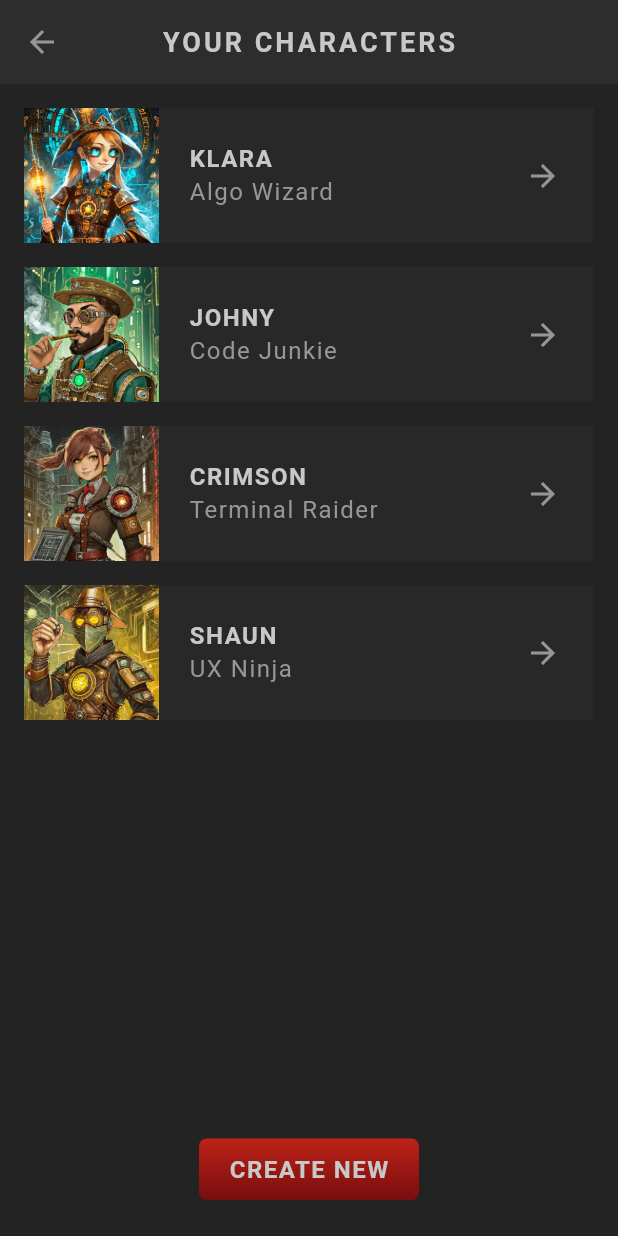
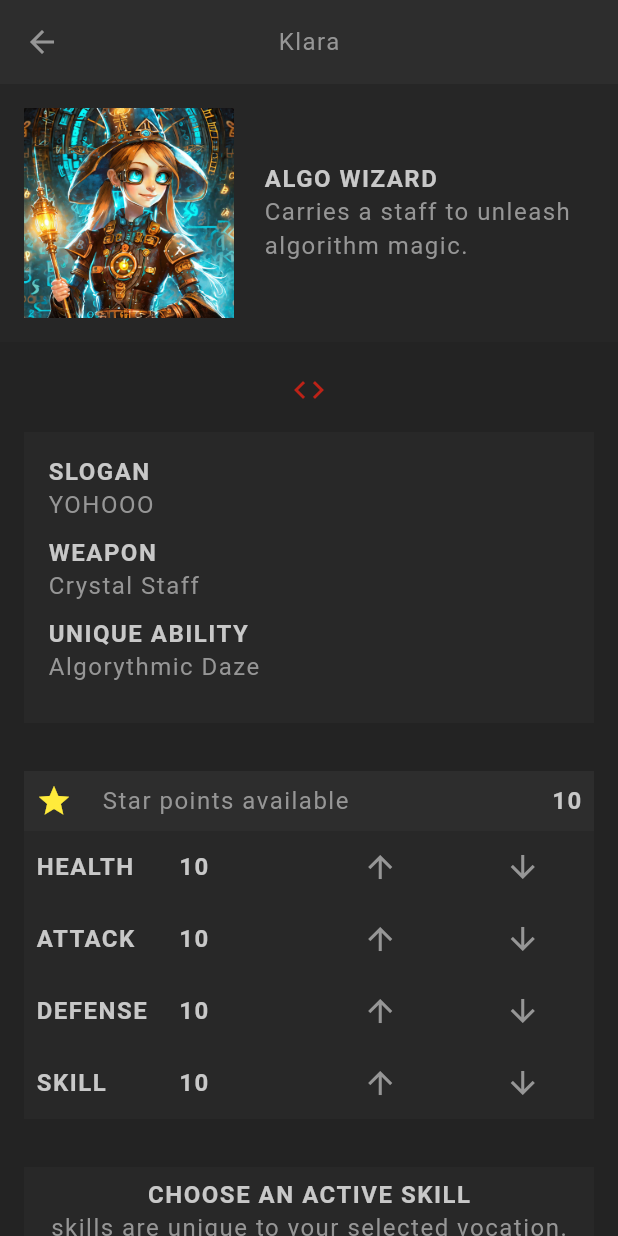
Before and after one commit to minimd/game_app, a Flutter app: the Home screen opened directly, after a tap on the "arrow forward" icon, on a phone screen of 412 x 824 dp. Run offline on Flutter 3.47's test engine with Material 3 defaults, Android fonts, the phone set to English and light mode, and no system bars; our stand-ins replace cloud_firestore, firebase_core, google_fonts; accounts and stored records are empty; Roboto replaces fonts that are missing (Kanit).

Commit message:
stable1.0

```diff
--- /dev/null
+++ b/lib/helpers/functions.dart
@@ -0,0 +1,17 @@
+import 'package:flutter/material.dart';
+import 'package:game_app/theme.dart';
+
+//damn.. i made this function to write go to instead of the whole navigator.push thing..
+void goTo(context, Widget page) {
+  Navigator.push(context, MaterialPageRoute(builder: (ctx) => page));
+}
+
+void snacky(context, Widget content) {
+  ScaffoldMessenger.of(context).showSnackBar(
+    SnackBar(
+      content: content,
+      showCloseIcon: true,
+      closeIconColor: AppColors.textColor,
+    ),
+  );
+}
--- a/lib/models/character.dart
+++ b/lib/models/character.dart
@@ -1,3 +1,4 @@
+import 'package:cloud_firestore/cloud_firestore.dart';
 import 'package:game_app/models/skill.dart';
 import 'package:game_app/models/stats.dart';
 import 'package:game_app/models/vocation.dart';
@@ -32,19 +33,42 @@ class Character with Stats {
     skills.clear();
     skills.add(skill);
   }
+
+  Map<String, dynamic> toFireStore() {
+    return {
+      'name': name,
+      'slogan': slogan,
+      'isFav': isFav,
+      'vocation': vocation.toString(),
+      'skills': skills.map((s) => s.id).toList(),
+      'stats': statsMap,
+      'points': points,
+    };
+  }
+
+  factory Character.fromFirestore(
+      DocumentSnapshot<Map<String, dynamic>> snapshot,
+      SnapshotOptions? options) {
+    //get the character
+    final data = snapshot.data()!;
+
+    //make the character
+    Character character = Character(
+        name: data['name'],
+        slogan: data['slogan'],
+        vocation:
+            Vocation.values.firstWhere((v) => v.toString() == data['vocation']),
+        id: snapshot.id);
+
+    //set skills
+    for (String id in data['skills']) {
+      Skill skill = allSkills.firstWhere((element) => element.id == id);
+      character.updateSkill(skill);
+    }
+    // setisFave
+    if (data['isFav'] == true) {
+      character.toggleIsFav();
+    }
+    return character;
+  }
 }
-
-//dummy data for characters
-
-List<Character> characters = [
-  Character(
-      name: 'Klara', slogan: 'YOHOOO', vocation: Vocation.wizard, id: '1'),
-  Character(name: 'johny', slogan: 'suiii', vocation: Vocation.junkie, id: '2'),
-  Character(
-      name: 'Crimson',
-      slogan: 'your small server',
-      vocation: Vocation.raider,
-      id: '3'),
-  Character(
-      name: 'shaun', slogan: 'lets go BB', vocation: Vocation.ninja, id: '4'),
-];
--- a/lib/models/stats.dart
+++ b/lib/models/stats.dart
@@ -42,15 +42,19 @@ mixin Stats {
   void increaseStat(String stat) {
     if (_points > 0) {
       if (stat == 'health') {
+        _points--;
         _health++;
       }
       if (stat == 'attack') {
         _attack++;
+        _points--;
       }
       if (stat == 'defense') {
+        _points--;
         _defense++;
       }
       if (stat == 'skill') {
+        _points--;
         _skill++;
       }
     }
--- a/lib/screens/home/character_card.dart
+++ b/lib/screens/home/character_card.dart
@@ -1,8 +1,11 @@
 import 'package:flutter/material.dart';
 import 'package:game_app/models/character.dart';
 import 'package:game_app/models/vocation.dart';
+import 'package:game_app/screens/profile/profile.dart';
 import 'package:game_app/shared/styled_text.dart';
 import 'package:game_app/theme.dart';
+import 'package:game_app/helpers/functions.dart';
+
 
 class CharacterCard extends StatelessWidget {
   const CharacterCard(this.character, {super.key});
@@ -33,7 +36,9 @@ class CharacterCard extends StatelessWidget {
               child: SizedBox(),
             ),
             IconButton(
-              onPressed: () {},
+              onPressed: () {
+                goTo(context, Profile(character: character,));
+              },
               icon: Icon(
                 Icons.arrow_forward,
                 color: AppColors.textColor,
@@ -44,4 +49,6 @@ class CharacterCard extends StatelessWidget {
       ),
     );
   }
+
+
 }
--- a/lib/screens/home/home.dart
+++ b/lib/screens/home/home.dart
@@ -1,10 +1,14 @@
 // import 'dart:ffi';
+import 'package:game_app/helpers/functions.dart';
 
 import 'package:flutter/material.dart';
-import 'package:game_app/models/character.dart';
+import 'package:game_app/provider/character_store.dart';
+
+import 'package:game_app/screens/create/create.dart';
 import 'package:game_app/screens/home/character_card.dart';
 import 'package:game_app/shared/styled_button.dart';
 import 'package:game_app/shared/styled_text.dart';
+import 'package:provider/provider.dart';
 
 class Home extends StatefulWidget {
   const Home({super.key});
@@ -28,17 +32,22 @@ class _HomeState extends State<Home> {
             children: [
               Expanded(
                 //list view is scrollable BTW.. column isn't
-                child: ListView.builder(
-                  //characters is a list of characters found in the file character.dart
-                  itemCount: characters.length,
-                  itemBuilder: (_, index) {
-                    return CharacterCard(characters[index]);
-                  },
-                ),
+                //this consumer thing is for using the consumer "here"
+                child:
+                    Consumer<CharacterStore>(builder: (context, value, child) {
+                  return ListView.builder(
+                    //characters is a list of characters found in the file character.dart
+                    //put a 'value.' before your item to access it's value
+                    itemCount: value.characters.length,
+                    itemBuilder: (_, index) {
+                      return CharacterCard(value.characters[index]);
+                    },
+                  );
+                }),
               ),
               StyledButton(
                 onPressed: () {
-                  print('chhar');
+                  goTo(context, const CreateScreen());
                 },
                 child: const StyledHeading('create New'),
               )
--- /dev/null
+++ b/lib/screens/profile/profile.dart
@@ -0,0 +1,119 @@
+import 'package:flutter/material.dart';
+import 'package:game_app/helpers/functions.dart';
+import 'package:game_app/models/character.dart';
+import 'package:game_app/screens/profile/skill_list.dart';
+import 'package:game_app/screens/profile/stats_table.dart';
+import 'package:game_app/shared/styled_button.dart';
+import 'package:game_app/shared/styled_text.dart';
+import 'package:game_app/theme.dart';
+
+class Profile extends StatelessWidget {
+  const Profile({super.key, required this.character});
+
+  final Character character;
+
+  @override
+  Widget build(BuildContext context) {
+    return Scaffold(
+      appBar: AppBar(
+        title: StyledText(character.name),
+      ),
+      body: SingleChildScrollView(
+        child: Column(
+          mainAxisAlignment: MainAxisAlignment.center,
+          children: [
+            //image, vocation, description.
+            Container(
+              padding: const EdgeInsets.all(16),
+              color: AppColors.secondaryColor.withOpacity(0.3),
+              child: Row(
+                children: [
+                  Image.asset(
+                    'assets/img/vocations/${character.vocation.image}',
+                    width: 140,
+                    height: 140,
+                  ),
+                  const SizedBox(
+                    width: 20,
+                  ),
+                  //we wrapped the culumn with an expanded so we can use the whole height of the container for the column.
+                  //columns by default take the inner child height.. what a waste..
+                  Expanded(
+                    child: Column(
+                      crossAxisAlignment: CrossAxisAlignment.start,
+                      children: [
+                        StyledHeading(character.vocation.title),
+                        StyledText(character.vocation.description)
+                      ],
+                    ),
+                  )
+                ],
+              ),
+            ),
+
+            //weapon and ability and slogan
+
+            const SizedBox(
+              height: 20,
+            ),
+            Center(
+              child: Icon(
+                Icons.code,
+                color: AppColors.primaryColor,
+              ),
+            ),
+            Padding(
+              padding: const EdgeInsets.all(16),
+              child: Container(
+                width: double.infinity,
+                padding: const EdgeInsets.all(16),
+                color: AppColors.secondaryColor.withOpacity(0.5),
+                child: Column(
+                  crossAxisAlignment: CrossAxisAlignment.start,
+                  children: [
+                    const StyledHeading('Slogan'),
+                    StyledText(character.slogan),
+                    const SizedBox(
+                      height: 10,
+                    ),
+                    const StyledHeading('Weapon'),
+                    StyledText(character.vocation.weapon),
+                    const SizedBox(
+                      height: 10,
+                    ),
+                    const StyledHeading('Unique ability'),
+                    StyledText(character.vocation.ability),
+                    const SizedBox(
+                      height: 10,
+                    ),
+                  ],
+                ),
+              ),
+            ),
+
+            //stats and skills
+            Container(
+              alignment: Alignment.center,
+              child: Column(
+                children: [
+                  StatsTable(character),
+                  SkillList(character),
+                ],
+              ),
+            ),
+            //button
+            StyledButton(
+              onPressed: () {
+                snacky(context, const StyledText('Character saved'));
+              },
+              child: const StyledHeading('save character'),
+            ),
+            const SizedBox(
+              height: 20,
+            )
+          ],
+        ),
+      ),
+    );
+  }
+}
--- /dev/null
+++ b/lib/screens/profile/skill_list.dart
@@ -0,0 +1,89 @@
+import 'package:flutter/material.dart';
+import 'package:game_app/models/character.dart';
+import 'package:game_app/models/skill.dart';
+import 'package:game_app/shared/styled_text.dart';
+import 'package:game_app/theme.dart';
+
+class SkillList extends StatefulWidget {
+  const SkillList(this.character, {super.key});
+
+  final Character character;
+
+  @override
+  State<SkillList> createState() => _SkillListState();
+}
+
+class _SkillListState extends State<SkillList> {
+  //similar to JS filter
+
+  //this.. sadly.. doesn't work.. so we have to declare it inside the initstate. because that this is a stateful widget and so..
+  // List<Skill> availableSkills = allSkills.where((skill) {
+  //   skill.vocation == widget.character.vocation;
+  // }).toList();
+  //instead --> (late refers that we will fill this item data later so don't cry)
+  late List<Skill> availableSkills;
+  late Skill selectedSkill;
+
+//initstate is the initial state.. the starting point for this state..
+  @override
+  void initState() {
+    availableSkills = allSkills.where((skill) {
+      return skill.vocation == widget.character.vocation;
+    }).toList();
+
+    if (widget.character.skills.isEmpty) {
+      selectedSkill = availableSkills[0];
+    } else if (widget.character.skills.isNotEmpty) {
+      selectedSkill = widget.character.skills.first;
+    }
+
+    super.initState();
+  }
+
+  @override
+  Widget build(BuildContext context) {
+    return Padding(
+      padding: const EdgeInsets.all(16),
+      child: Container(
+        padding: const EdgeInsets.all(8),
+        color: AppColors.secondaryColor.withOpacity(0.5),
+        child: Column(
+          children: [
+            const StyledHeading('choose an active skill'),
+            const StyledText('skills are unique to your selected vocation.'),
+            const SizedBox(
+              height: 20,
+            ),
+            Row(
+              mainAxisAlignment: MainAxisAlignment.center,
+              children: availableSkills.map((skill) {
+                return Container(
+                    margin: const EdgeInsets.all(2),
+                    padding: const EdgeInsets.all(2),
+                    color: skill == selectedSkill
+                        ? Colors.yellow
+                        : Colors.transparent,
+                    child: GestureDetector(
+                      onTap: () {
+                        setState(() {
+                          widget.character.updateSkill(skill);
+                          selectedSkill = skill;
+                        });
+                      },
+                      child: Image.asset(
+                        'assets/img/skills/${skill.image}',
+                        width: 70,
+                      ),
+                    ));
+              }).toList(),
+            ),
+            const SizedBox(
+              height: 12,
+            ),
+            StyledText(selectedSkill.name)
+          ],
+        ),
+      ),
+    );
+  }
+}
--- /dev/null
+++ b/lib/screens/profile/stats_table.dart
@@ -0,0 +1,100 @@
+import 'package:flutter/material.dart';
+import 'package:game_app/models/character.dart';
+import 'package:game_app/models/stats.dart';
+import 'package:game_app/shared/styled_text.dart';
+import 'package:game_app/theme.dart';
+
+class StatsTable extends StatefulWidget {
+  const StatsTable(this.character, {super.key});
+  final Character character;
+  @override
+  State<StatsTable> createState() => _StatsTableState();
+}
+
+class _StatsTableState extends State<StatsTable> {
+  @override
+  Widget build(BuildContext context) {
+    return Padding(
+      padding: const EdgeInsets.all(16),
+      child: Column(
+        children: [
+          //points
+          Container(
+            color: AppColors.secondaryColor,
+            padding: const EdgeInsets.all(8),
+            child: Row(
+              children: [
+                Icon(
+                  Icons.star,
+                  color:
+                      widget.character.points > 0 ? Colors.yellow : Colors.grey,
+                ),
+                const SizedBox(width: 20),
+                const StyledText('Star points available'),
+                const Expanded(child: const SizedBox()),
+                //alright let me explain.. the character we are refering to here is made in the widget class.. the one above i mean..
+                //so the state widget has no idea what this is.. so how to get it? just write widget. before it
+                StyledHeading(widget.character.points.toString()),
+              ],
+            ),
+          ),
+
+          //stats
+          Table(
+            children: widget.character.statsAsFormattedList.map((stat) {
+              return TableRow(
+                  decoration: BoxDecoration(
+                      color: AppColors.secondaryColor.withOpacity(0.5)),
+                  children: [
+                    TableCell(
+                      verticalAlignment: TableCellVerticalAlignment.middle,
+                      child: Padding(
+                        padding: const EdgeInsets.all(8),
+                        child: StyledHeading(stat['title']!),
+                      ),
+                    ),
+                    //statValues
+                    TableCell(
+                      verticalAlignment: TableCellVerticalAlignment.middle,
+                      child: Padding(
+                        padding: const EdgeInsets.all(8),
+                        child: StyledHeading(stat['value']!),
+                      ),
+                    ),
+                    //icon to increase stats.
+                    TableCell(
+                      verticalAlignment: TableCellVerticalAlignment.middle,
+                      child: IconButton(
+                        onPressed: () {
+                          setState(() {
+                            widget.character.increaseStat(stat['title']!);
+                          });
+                        },
+                        icon: Icon(
+                          Icons.arrow_upward,
+                          color: AppColors.textColor,
+                        ),
+                      ),
+                    ),
+                    TableCell(
+                      verticalAlignment: TableCellVerticalAlignment.middle,
+                      child: IconButton(
+                        onPressed: () {
+                          setState(() {
+                            widget.character.decreaStat(stat['title']!);
+                          });
+                        },
+                        icon: Icon(
+                          Icons.arrow_downward,
+                          color: AppColors.textColor,
+                        ),
+                      ),
+                    ),
+                  ]);
+            }).toList(),
+          ),
+        ],
+      ),
+    );
+  }
+}
--- a/pubspec.yaml
+++ b/pubspec.yaml
@@ -37,6 +37,11 @@ dependencies:
   cupertino_icons: ^1.0.8
   google_fonts: ^6.2.1
   uuid: ^4.5.0
+  riverpod: ^2.5.1
+  flutter_riverpod: ^2.5.1
+  provider: ^6.1.2
+  firebase_core: ^2.24.2
+  cloud_firestore: ^4.14.0
 
 dev_dependencies:
   flutter_test:
```
Also changed, not shown: lib/main.dart (+9 -6 lines), lib/provider/character_store.dart (added, +32 -0 lines), lib/screens/create/create.dart (+57 -8 lines), lib/theme.dart (+10 -1 lines), firebase.json (added), lib/firebase_options.dart (added), pubspec.lock, 6 other files.
